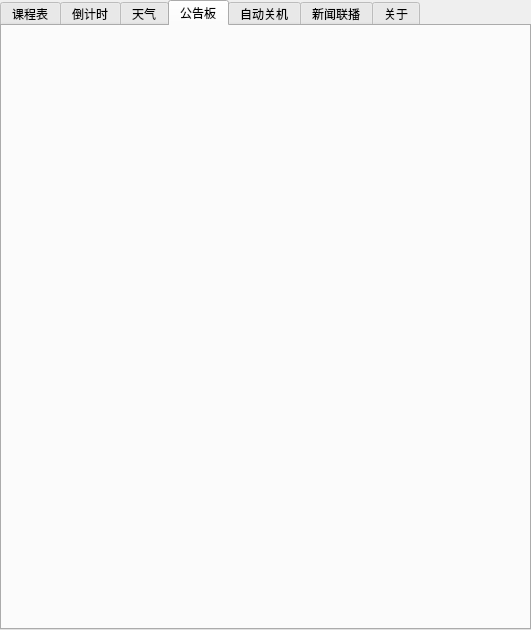
The window that ui/setting.ui (Return-Log/Education-Clock) describes before a commit, drawn with Qt 5.
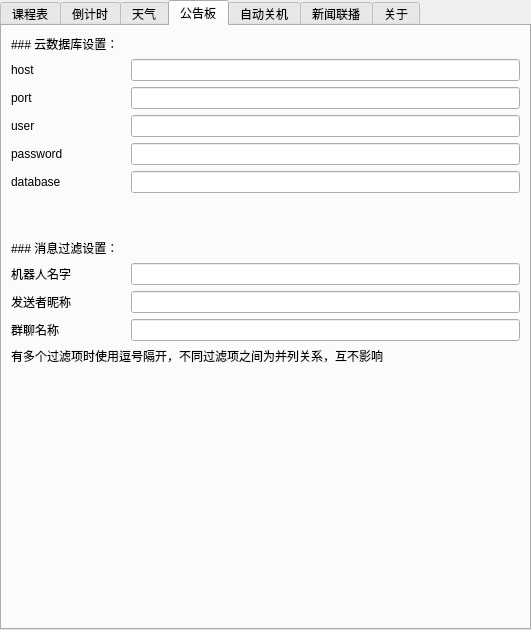
The same window after the commit. The open tabs and pages were chosen to show the change. Icons and pictures are not drawn.

Commit message: v3.4通知栏设置项

What changed in the file:
```diff
--- a/ui/setting.ui
+++ b/ui/setting.ui
@@ -325,8 +325,22 @@
       <attribute name="title">
        <string>公告板</string>
       </attribute>
-      <layout class="QGridLayout" name="gridLayout_4" columnstretch="0">
-       <item row="0" column="0">
+      <layout class="QGridLayout" name="gridLayout_4" columnstretch="0,0,0,0">
+       <item row="5" column="2">
+        <widget class="QLineEdit" name="lineEdit_7">
+         <property name="echoMode">
+          <enum>QLineEdit::Password</enum>
+         </property>
+        </widget>
+       </item>
+       <item row="5" column="0">
+        <widget class="QLabel" name="label_15">
+         <property name="text">
+          <string>database</string>
+         </property>
+        </widget>
+       </item>
+       <item row="12" column="0">
         <spacer name="verticalSpacer_3">
          <property name="orientation">
           <enum>Qt::Vertical</enum>
@@ -339,6 +353,137 @@
          </property>
         </spacer>
        </item>
+       <item row="2" column="0">
+        <widget class="QLabel" name="label_12">
+         <property name="text">
+          <string>port</string>
+         </property>
+        </widget>
+       </item>
+       <item row="9" column="0">
+        <widget class="QLabel" name="label_18">
+         <property name="text">
+          <string>发送者昵称</string>
+         </property>
+        </widget>
+       </item>
+       <item row="10" column="2">
+        <widget class="QLineEdit" name="lineEdit_10"/>
+       </item>
+       <item row="10" column="0">
+        <widget class="QLabel" name="label_19">
+         <property name="text">
+          <string>群聊名称</string>
+         </property>
+        </widget>
+       </item>
+       <item row="1" column="0">
+        <widget class="QLabel" name="label_11">
+         <property name="text">
+          <string>host</string>
+         </property>
+        </widget>
+       </item>
+       <item row="8" column="0">
+        <widget class="QLabel" name="label_17">
+         <property name="text">
+          <string>机器人名字</string>
+         </property>
+        </widget>
+       </item>
+       <item row="6" column="0">
+        <spacer name="verticalSpacer_6">
+         <property name="orientation">
+          <enum>Qt::Vertical</enum>
+         </property>
+         <property name="sizeType">
+          <enum>QSizePolicy::Minimum</enum>
+         </property>
+         <property name="sizeHint" stdset="0">
+          <size>
+           <width>20</width>
+           <height>40</height>
+          </size>
+         </property>
+        </spacer>
+       </item>
+       <item row="1" column="2">
+        <widget class="QLineEdit" name="lineEdit_3">
+         <property name="echoMode">
+          <enum>QLineEdit::Password</enum>
+         </property>
+        </widget>
+       </item>
+       <item row="3" column="0">
+        <widget class="QLabel" name="label_13">
+         <property name="text">
+          <string>user</string>
+         </property>
+        </widget>
+       </item>
+       <item row="8" column="2">
+        <widget class="QLineEdit" name="lineEdit_8"/>
+       </item>
+       <item row="4" column="0">
+        <widget class="QLabel" name="label_14">
+         <property name="text">
+          <string>password</string>
+         </property>
+        </widget>
+       </item>
+       <item row="4" column="2">
+        <widget class="QLineEdit" name="lineEdit_6">
+         <property name="echoMode">
+          <enum>QLineEdit::Password</enum>
+         </property>
+        </widget>
+       </item>
+       <item row="0" column="0">
+        <widget class="QLabel" name="label_5">
+         <property name="text">
+          <string>### 云数据库设置：</string>
+         </property>
+         <property name="textFormat">
+          <enum>Qt::MarkdownText</enum>
+         </property>
+         <property name="scaledContents">
+          <bool>false</bool>
+         </property>
+        </widget>
+       </item>
+       <item row="3" column="2">
+        <widget class="QLineEdit" name="lineEdit_5">
+         <property name="echoMode">
+          <enum>QLineEdit::Password</enum>
+         </property>
+        </widget>
+       </item>
+       <item row="2" column="2">
+        <widget class="QLineEdit" name="lineEdit_4"/>
+       </item>
+       <item row="9" column="2">
+        <widget class="QLineEdit" name="lineEdit_9"/>
+       </item>
+       <item row="7" column="0">
+        <widget class="QLabel" name="label_16">
+         <property name="text">
+          <string>### 消息过滤设置：</string>
+         </property>
+         <property name="textFormat">
+          <enum>Qt::MarkdownText</enum>
+         </property>
+        </widget>
+       </item>
+       <item row="11" column="0" colspan="3">
+        <widget class="QLabel" name="label_28">
+         <property name="text">
+          <string>有多个过滤项时使用逗号隔开，不同过滤项之间为并列关系，互不影响</string>
+         </property>
+         <property name="textFormat">
+          <enum>Qt::PlainText</enum>
+         </property>
+        </widget>
+       </item>
       </layout>
      </widget>
      <widget class="QWidget" name="tab_4">
```
Left out of the diff: 118 changed lines with no effect on the pictures. The commit also changes 9 other files.
